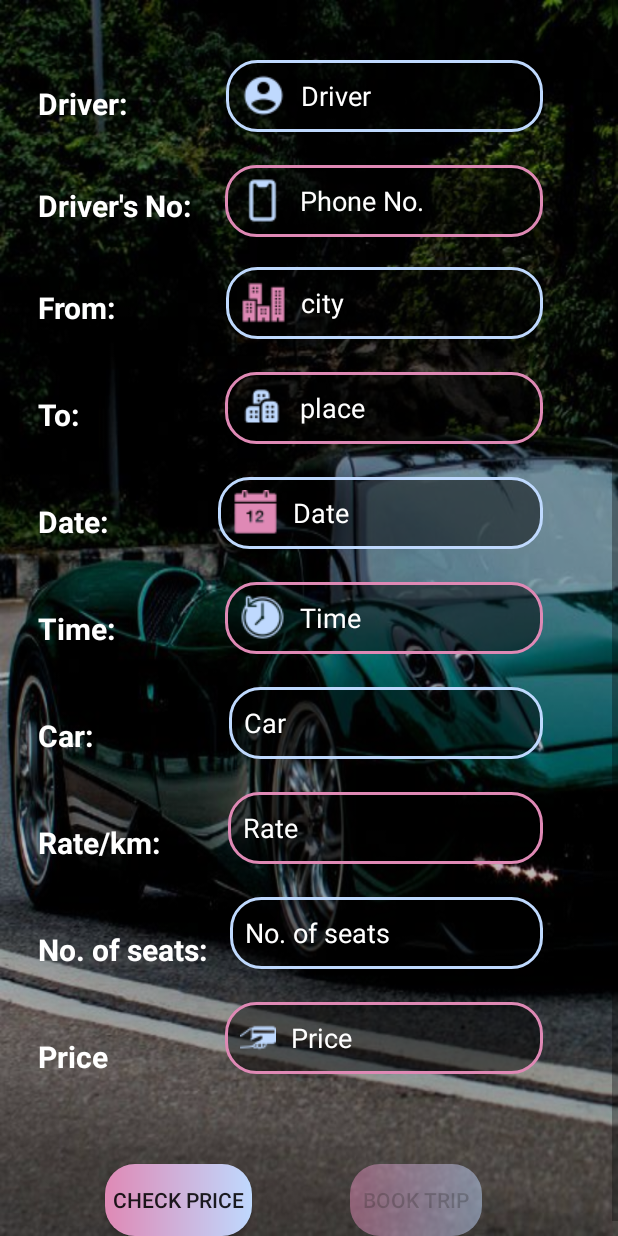
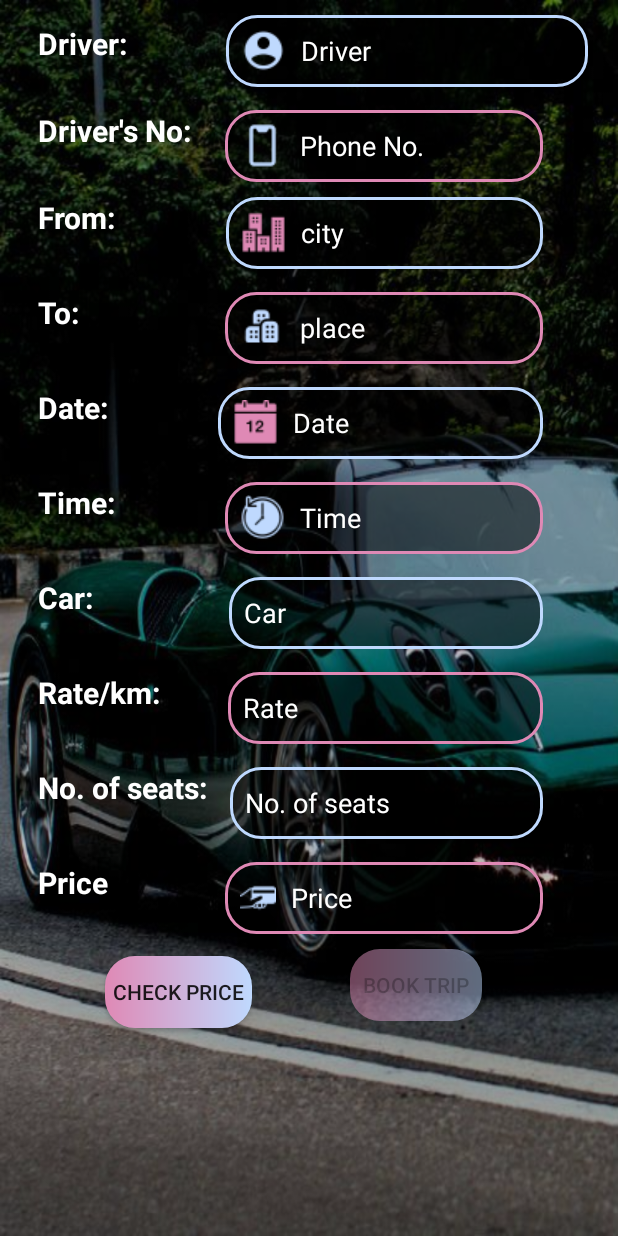
Before and after one commit to faroh7/Fufu--project, an Android app: the PassengerRecyclerDetails screen opened directly, with no data from a screen before it, on a phone screen of 412 x 824 dp. Run offline under Robolectric (Android 15) with nearby library versions, the phone set to English and light mode, and no system bars; Roboto replaces fonts that are not available here.

Commit message:
first commit

```diff
--- a/app/build.gradle
+++ b/app/build.gradle
@@ -47,4 +47,6 @@ dependencies {
     implementation 'com.karumi:dexter:6.2.3'
     implementation 'com.google.android.gms:play-services-maps:18.2.0'
     implementation 'com.google.android.gms:play-services-location:21.0.1'
+    implementation 'com.google.maps:google-maps-services:2.2.0'
+    implementation 'org.slf4j:slf4j-simple:1.7.25'
 }
--- a/app/src/main/java/com/example/carpoolingapp/PassengerRecyclerDetails.java
+++ b/app/src/main/java/com/example/carpoolingapp/PassengerRecyclerDetails.java
@@ -18,6 +18,8 @@ import android.widget.Toast;
 
 import com.google.android.gms.common.ConnectionResult;
 import com.google.android.gms.common.GoogleApiAvailability;
+import com.google.maps.GeoApiContext;
+
 
 import java.util.List;
 
@@ -25,6 +27,10 @@ public class PassengerRecyclerDetails extends AppCompatActivity {
 
     private static final String TAG = "PassengerRecyclerDeats";
     private static final int ERROR_DIALOG_REQUEST = 9001;
+
+    private static final String API_KEY = "AIzaSyBQiPQVE829TRTQxv27e6iBS6m-_fAJJq8";
+//    GeoApiContext context = new GeoApiContext().setApiKey(API_KEY);
+
 
     EditText driver1, phony, city1, dest1, date1, time1, car1, rate1, seats1, pricy;
     Button checkP, book;
@@ -58,7 +64,7 @@ public class PassengerRecyclerDetails extends AppCompatActivity {
         car1 = findViewById(R.id.passcarz);
         rate1 = findViewById(R.id.passrates);
         seats1 = findViewById(R.id.passnoseats);
-        pricy = findViewById(R.id.price);
+        pricy = findViewById(R.id.priceTag);
         checkP = findViewById(R.id.dapricin);
         book = findViewById(R.id.dabookin);
 
--- a/app/src/main/res/layout/activity_passenger_recycler_details.xml
+++ b/app/src/main/res/layout/activity_passenger_recycler_details.xml
@@ -21,7 +21,7 @@
             android:layout_width="wrap_content"
             android:layout_height="wrap_content"
             android:layout_marginStart="20dp"
-            android:layout_marginTop="50dp"
+            android:layout_marginTop="10dp"
             android:padding="5dp"
             android:text="Driver:"
             android:textSize="20sp"
@@ -34,8 +34,8 @@
             android:layout_height="wrap_content"
             android:layout_alignParentEnd="true"
             android:layout_marginStart="68dp"
-            android:layout_marginTop="40dp"
-            android:layout_marginEnd="50dp"
+            android:layout_marginTop="10dp"
+            android:layout_marginEnd="20dp"
             android:background="@drawable/edit_bg1"
             android:drawableLeft="@drawable/emprof"
             android:drawablePadding="10dp"
@@ -51,7 +51,7 @@
             android:layout_width="wrap_content"
             android:layout_height="wrap_content"
             android:layout_marginStart="20dp"
-            android:layout_marginTop="30dp"
+            android:layout_marginTop="20dp"
             android:layout_below="@+id/ownscars"
             android:padding="5dp"
             android:text="Driver's No:"
@@ -69,7 +69,7 @@
             android:background="@drawable/edit_bg"
             android:drawableLeft="@drawable/calll"
             android:drawablePadding="10dp"
-            android:layout_marginTop="22dp"
+            android:layout_marginTop="15dp"
             android:layout_marginEnd="50dp"
             android:layout_toEndOf="@+id/passto"
             android:hint="Phone No."
@@ -84,7 +84,7 @@
             android:layout_width="wrap_content"
             android:layout_height="wrap_content"
             android:layout_marginStart="20dp"
-            android:layout_marginTop="30dp"
+            android:layout_marginTop="20dp"
             android:layout_below="@+id/driverphone"
             android:padding="5dp"
             android:text="From:"
@@ -98,7 +98,7 @@
             android:layout_height="wrap_content"
             android:layout_alignParentEnd="true"
             android:layout_marginStart="68dp"
-            android:layout_marginTop="20dp"
+            android:layout_marginTop="10dp"
             android:layout_marginEnd="50dp"
             android:layout_below="@+id/phonies"
             android:background="@drawable/edit_bg1"
@@ -117,7 +117,7 @@
             android:layout_height="wrap_content"
             android:layout_below="@+id/from"
             android:layout_marginStart="20dp"
-            android:layout_marginTop="33dp"
+            android:layout_marginTop="25dp"
             android:padding="5dp"
             android:text="To:"
             android:textSize="20sp"
@@ -134,7 +134,7 @@
             android:background="@drawable/edit_bg"
             android:drawableLeft="@drawable/buildin"
             android:drawablePadding="10dp"
-            android:layout_marginTop="22dp"
+            android:layout_marginTop="15dp"
             android:layout_marginEnd="50dp"
             android:layout_toEndOf="@+id/passto"
             android:hint="place"
@@ -149,7 +149,7 @@
             android:layout_width="wrap_content"
             android:layout_height="wrap_content"
             android:layout_marginStart="20dp"
-            android:layout_marginTop="33dp"
+            android:layout_marginTop="25dp"
             android:layout_below="@+id/passto"
             android:padding="5dp"
             android:text="Date:"
@@ -163,7 +163,7 @@
             android:layout_height="wrap_content"
             android:layout_alignParentEnd="true"
             android:layout_marginStart="68dp"
-            android:layout_marginTop="22dp"
+            android:layout_marginTop="15dp"
             android:layout_marginEnd="50dp"
             android:layout_below="@+id/passdests"
             android:layout_toEndOf="@+id/dates"
@@ -181,7 +181,7 @@
             android:layout_width="wrap_content"
             android:layout_height="wrap_content"
             android:layout_marginStart="20dp"
-            android:layout_marginTop="33dp"
+            android:layout_marginTop="25dp"
             android:layout_below="@+id/dates"
             android:padding="5dp"
             android:text="Time:"
@@ -195,7 +195,7 @@
             android:layout_height="wrap_content"
             android:layout_alignParentEnd="true"
             android:layout_marginStart="68dp"
-            android:layout_marginTop="22dp"
+            android:layout_marginTop="15dp"
             android:layout_marginEnd="50dp"
             android:layout_below="@+id/passdatez"
             android:layout_toEndOf="@+id/times"
@@ -213,7 +213,7 @@
             android:layout_width="wrap_content"
             android:layout_height="wrap_content"
             android:layout_marginStart="20dp"
-            android:layout_marginTop="33dp"
+            android:layout_marginTop="25dp"
             android:layout_below="@+id/times"
             android:padding="5dp"
             android:text="Car:"
@@ -228,7 +228,7 @@
             android:layout_below="@+id/passtimz"
             android:layout_alignParentEnd="true"
             android:layout_marginStart="85dp"
-            android:layout_marginTop="22dp"
+            android:layout_marginTop="15dp"
             android:layout_marginEnd="50dp"
             android:hint="Car"
             android:textColorHint="@color/white"
@@ -243,7 +243,7 @@
             android:layout_width="wrap_content"
             android:layout_height="wrap_content"
             android:layout_marginStart="20dp"
-            android:layout_marginTop="33dp"
+            android:layout_marginTop="25dp"
             android:layout_below="@+id/passchooseCar"
             android:padding="5dp"
             android:text="Rate/km:"
@@ -257,7 +257,7 @@
             android:layout_height="wrap_content"
             android:layout_alignParentEnd="true"
             android:layout_marginStart="40dp"
-            android:layout_marginTop="22dp"
+            android:layout_marginTop="15dp"
             android:layout_marginEnd="50dp"
             android:layout_below="@+id/passcarz"
             android:layout_toEndOf="@+id/rate"
@@ -273,7 +273,7 @@
             android:layout_width="wrap_content"
             android:layout_height="wrap_content"
             android:layout_marginStart="20dp"
-            android:layout_marginTop="33dp"
+            android:layout_marginTop="25dp"
             android:layout_below="@+id/rate"
             android:padding="5dp"
             android:text="No. of seats:"
@@ -287,7 +287,7 @@
             android:layout_height="wrap_content"
             android:layout_alignParentEnd="true"
             android:layout_marginStart="10dp"
-            android:layout_marginTop="22dp"
+            android:layout_marginTop="15dp"
             android:layout_marginEnd="50dp"
             android:layout_below="@+id/passrates"
             android:layout_toEndOf="@+id/passseats"
@@ -303,7 +303,7 @@
             android:layout_width="wrap_content"
             android:layout_height="wrap_content"
             android:layout_marginStart="20dp"
-            android:layout_marginTop="33dp"
+            android:layout_marginTop="25dp"
             android:layout_below="@+id/passseats"
             android:padding="5dp"
             android:text="Price"
@@ -312,7 +312,7 @@
             android:textColor="@color/white"/>
 
         <EditText
-            android:id="@+id/price"
+            android:id="@+id/priceTag"
             android:layout_width="200dp"
             android:layout_height="wrap_content"
             android:layout_below="@+id/passnoseats"
@@ -322,7 +322,7 @@
             android:drawableLeft="@drawable/payup"
             android:drawableTint="#BFD9FE"
             android:drawablePadding="10dp"
-            android:layout_marginTop="22dp"
+            android:layout_marginTop="15dp"
             android:layout_marginEnd="50dp"
             android:layout_toEndOf="@+id/passto"
             android:hint="Price"
@@ -338,10 +338,10 @@
             android:layout_height="wrap_content"
             android:background="@drawable/btn_bg"
             android:text="Check Price"
-            android:layout_below="@+id/price"
+            android:layout_below="@+id/priceText"
             android:layout_marginStart="70dp"
             android:layout_marginEnd="15dp"
-            android:layout_marginTop="60dp"
+            android:layout_marginTop="30dp"
             android:layout_marginBottom="10dp"
             android:padding="5dp"/>
 
@@ -351,11 +351,11 @@
             android:layout_height="wrap_content"
             android:background="@drawable/btn_bg"
             android:text="Book Trip"
-            android:layout_below="@+id/price"
+            android:layout_below="@+id/priceTag"
             android:layout_toEndOf="@id/dapricin"
             android:layout_marginStart="50dp"
             android:layout_marginEnd="50dp"
-            android:layout_marginTop="60dp"
+            android:layout_marginTop="10dp"
             android:layout_marginBottom="10dp"/>
 
     </RelativeLayout>
```
